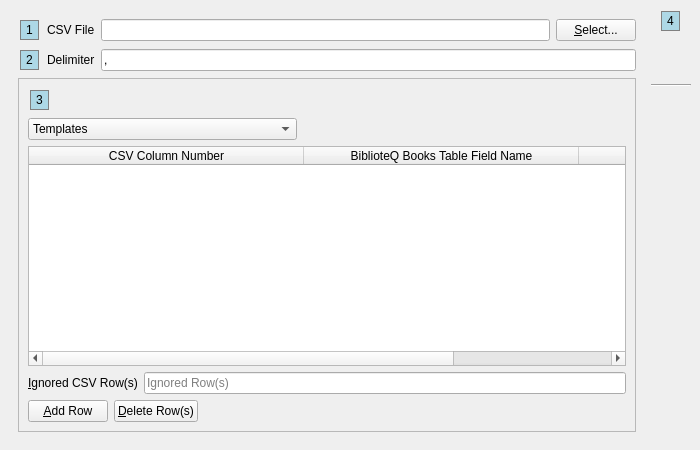
Before: the Qt Designer form UI/biblioteq_import.ui in textbrowser/biblioteq, drawn with Qt 5.
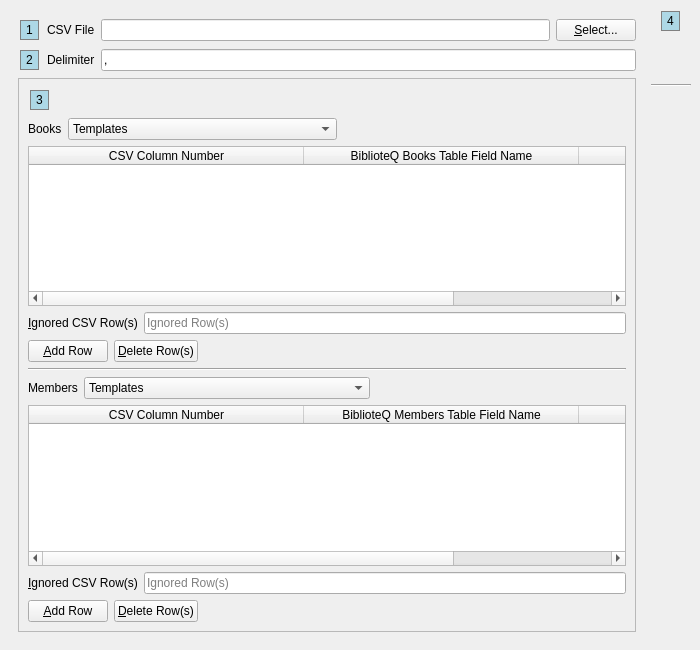
After: the same form once the commit is applied. Icons and pictures are not drawn.

Commit message: Import members.

Diff of the .ui file:
```diff
--- a/UI/biblioteq_import.ui
+++ b/UI/biblioteq_import.ui
@@ -7,7 +7,7 @@
     <x>0</x>
     <y>0</y>
     <width>700</width>
-    <height>450</height>
+    <height>650</height>
    </rect>
   </property>
   <property name="windowTitle">
@@ -120,8 +120,8 @@
            <rect>
             <x>0</x>
             <y>0</y>
-            <width>614</width>
-            <height>342</height>
+            <width>620</width>
+            <height>540</height>
            </rect>
           </property>
           <layout class="QVBoxLayout" name="verticalLayout_2">
@@ -148,6 +148,13 @@
            </item>
            <item>
             <layout class="QHBoxLayout" name="horizontalLayout_6">
+             <item>
+              <widget class="QLabel" name="label_4">
+               <property name="text">
+                <string>Books</string>
+               </property>
+              </widget>
+             </item>
              <item>
               <widget class="QComboBox" name="books_templates">
                <property name="sizeAdjustPolicy">
@@ -292,6 +299,166 @@
              </item>
             </layout>
            </item>
+           <item>
+            <widget class="Line" name="line_2">
+             <property name="orientation">
+              <enum>Qt::Horizontal</enum>
+             </property>
+            </widget>
+           </item>
+           <item>
+            <layout class="QHBoxLayout" name="horizontalLayout_7">
+             <item>
+              <widget class="QLabel" name="label_5">
+               <property name="text">
+                <string>Members</string>
+               </property>
+              </widget>
+             </item>
+             <item>
+              <widget class="QComboBox" name="patrons_templates">
+               <property name="sizeAdjustPolicy">
+                <enum>QComboBox::AdjustToContents</enum>
+               </property>
+               <item>
+                <property name="text">
+                 <string>Templates</string>
+                </property>
+               </item>
+               <item>
+                <property name="text">
+                 <string>Template 1 (BiblioteQ Members Column Order)</string>
+                </property>
+               </item>
+              </widget>
+             </item>
+             <item>
+              <spacer name="horizontalSpacer_3">
+               <property name="orientation">
+                <enum>Qt::Horizontal</enum>
+               </property>
+               <property name="sizeHint" stdset="0">
+                <size>
+                 <width>40</width>
+                 <height>20</height>
+                </size>
+               </property>
+              </spacer>
+             </item>
+            </layout>
+           </item>
+           <item>
+            <widget class="QSplitter" name="splitter_2">
+             <property name="orientation">
+              <enum>Qt::Vertical</enum>
+             </property>
+             <property name="childrenCollapsible">
+              <bool>false</bool>
+             </property>
+             <widget class="QTableWidget" name="patrons">
+              <property name="focusPolicy">
+               <enum>Qt::StrongFocus</enum>
+              </property>
+              <property name="editTriggers">
+               <set>QAbstractItemView::DoubleClicked</set>
+              </property>
+              <property name="alternatingRowColors">
+               <bool>true</bool>
+              </property>
+              <property name="selectionMode">
+               <enum>QAbstractItemView::ExtendedSelection</enum>
+              </property>
+              <property name="selectionBehavior">
+               <enum>QAbstractItemView::SelectRows</enum>
+              </property>
+              <property name="horizontalScrollMode">
+               <enum>QAbstractItemView::ScrollPerPixel</enum>
+              </property>
+              <property name="cornerButtonEnabled">
+               <bool>false</bool>
+              </property>
+              <attribute name="horizontalHeaderMinimumSectionSize">
+               <number>275</number>
+              </attribute>
+              <attribute name="horizontalHeaderDefaultSectionSize">
+               <number>275</number>
+              </attribute>
+              <attribute name="horizontalHeaderStretchLastSection">
+               <bool>true</bool>
+              </attribute>
+              <column>
+               <property name="text">
+                <string>CSV Column Number</string>
+               </property>
+              </column>
+              <column>
+               <property name="text">
+                <string>BiblioteQ Members Table Field Name</string>
+               </property>
+              </column>
+              <column>
+               <property name="text">
+                <string>Substitute Value</string>
+               </property>
+              </column>
+             </widget>
+            </widget>
+           </item>
+           <item>
+            <layout class="QHBoxLayout" name="horizontalLayout_11">
+             <item>
+              <widget class="QLabel" name="label_6">
+               <property name="text">
+                <string>&amp;Ignored CSV Row(s)</string>
+               </property>
+               <property name="buddy">
+                <cstring>books_ignored_rows</cstring>
+               </property>
+              </widget>
+             </item>
+             <item>
+              <widget class="QLineEdit" name="patrons_ignored_rows">
+               <property name="toolTip">
+                <string>Please separate with single spaces.</string>
+               </property>
+               <property name="placeholderText">
+                <string>Ignored Row(s)</string>
+               </property>
+              </widget>
+             </item>
+            </layout>
+           </item>
+           <item>
+            <layout class="QHBoxLayout" name="horizontalLayout_9">
+             <item>
+              <widget class="QPushButton" name="add_patron_row">
+               <property name="text">
+                <string>&amp;Add Row</string>
+               </property>
+              </widget>
+             </item>
+             <item>
+              <widget class="QPushButton" name="delete_patron_row">
+               <property name="text">
+                <string>&amp;Delete Row(s)</string>
+               </property>
+              </widget>
+             </item>
+             <item>
+              <spacer name="horizontalSpacer_5">
+               <property name="orientation">
+                <enum>Qt::Horizontal</enum>
+               </property>
+               <property name="sizeHint" stdset="0">
+                <size>
+                 <width>40</width>
+                 <height>20</height>
+                </size>
+               </property>
+              </spacer>
+             </item>
+            </layout>
+           </item>
           </layout>
          </widget>
         </widget>
```
Left out of the diff: 5 changed lines with no effect on the pictures. The commit also changes 1 other file.
